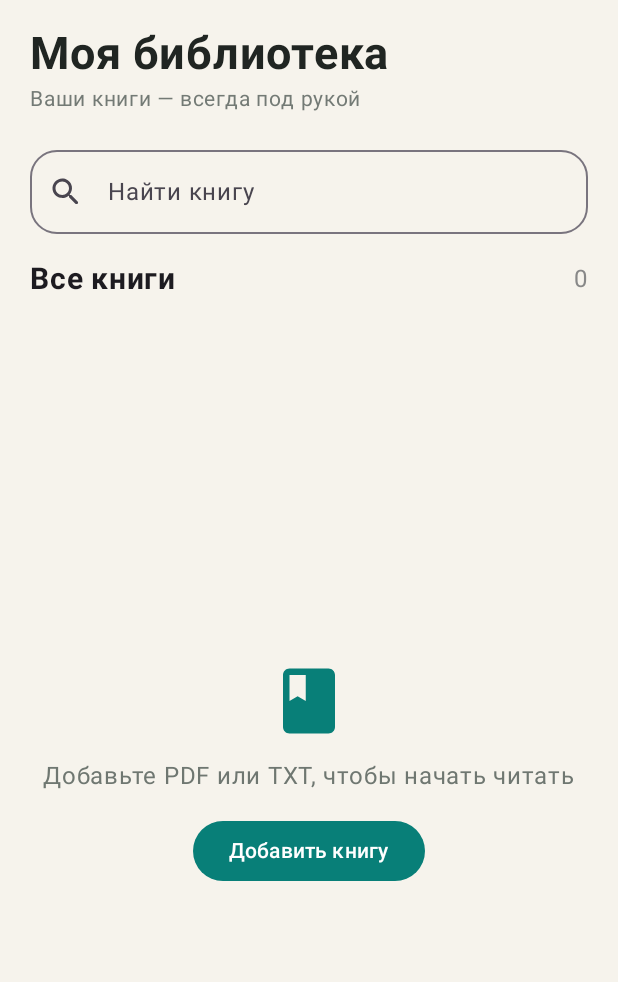
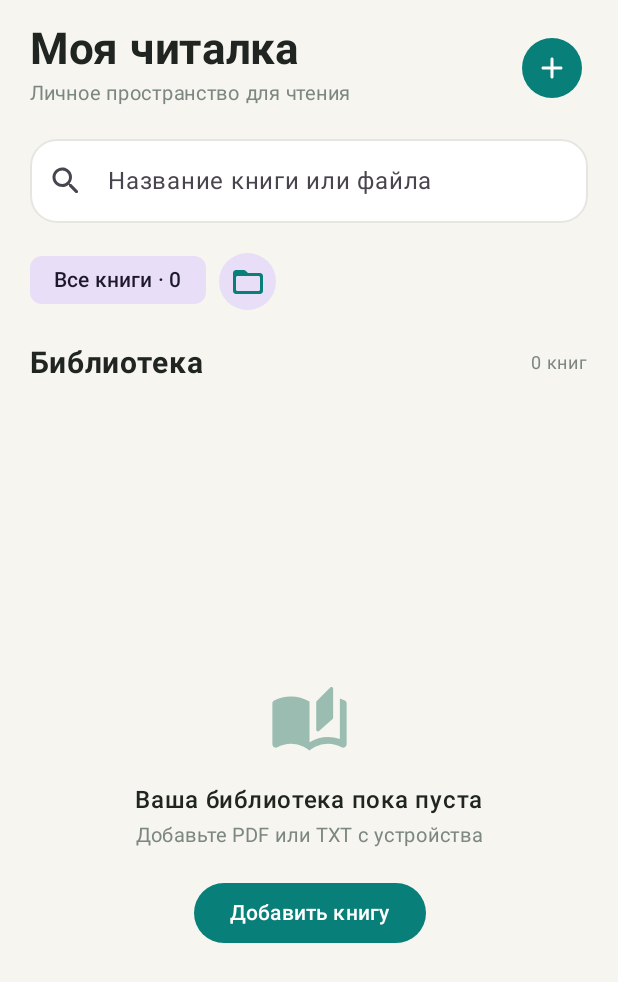
Before and after one commit to tihonoveckijan8-dev/BookApk, an Android app built with Jetpack Compose: the screen it shows after launch (MainActivity), on a phone screen of 412 x 824 dp. Shown: the top 982 px of the screen. Run offline under Robolectric (Android 15) with nearby library versions, the phone set to English and light mode, and no system bars.

Commit message:
Connect categorized dashboard to local library and reader

```diff
--- a/app/src/main/java/ru/bookapk/reader/MainActivity.kt
+++ b/app/src/main/java/ru/bookapk/reader/MainActivity.kt
@@ -60,12 +60,16 @@ private fun BookApkApp() {
     val store = remember { LibraryStore(context) }
     val scope = rememberCoroutineScope()
     var books by remember { mutableStateOf<List<Book>>(emptyList()) }
+    var categories by remember { mutableStateOf<List<BookCategory>>(emptyList()) }
     var activeBook by remember { mutableStateOf<Book?>(null) }
-    var query by remember { mutableStateOf("") }
     var busy by remember { mutableStateOf(false) }
     var error by remember { mutableStateOf<String?>(null) }
 
-    LaunchedEffect(Unit) { books = withContext(Dispatchers.IO) { store.load() } }
+    LaunchedEffect(Unit) {
+        val loaded = withContext(Dispatchers.IO) { store.load() }
+        books = loaded
+        categories = withContext(Dispatchers.IO) { store.loadCategories() }
+    }
 
     val picker = rememberLauncherForActivityResult(ActivityResultContracts.OpenDocument()) { uri: Uri? ->
         if (uri != null) {
@@ -105,92 +109,35 @@ private fun BookApkApp() {
     )) {
         Surface(Modifier.fillMaxSize(), color = Warm) {
             if (activeBook == null) {
-                Column(Modifier.fillMaxSize().statusBarsPadding().padding(horizontal = 20.dp)) {
-                    Spacer(Modifier.height(18.dp))
-                    Text("Моя библиотека", fontSize = 30.sp, fontWeight = FontWeight.Bold, color = Ink)
-                    Text("Ваши книги — всегда под рукой", color = Color(0xFF737A75), fontSize = 14.sp)
-                    Spacer(Modifier.height(22.dp))
-                    OutlinedTextField(
-                        value = query, onValueChange = { query = it },
-                        modifier = Modifier.fillMaxWidth(), singleLine = true,
-                        placeholder = { Text("Найти книгу") },
-                        leadingIcon = { Icon(Icons.Rounded.Search, contentDescription = "Поиск") },
-                        shape = RoundedCornerShape(18.dp)
-                    )
-                    Spacer(Modifier.height(18.dp))
-                    val last = books.filter { it.progress > 0 }.maxByOrNull { it.progress }
-                    if (last != null) {
-                        Text("Продолжить чтение", fontWeight = FontWeight.SemiBold, fontSize = 18.sp)
-                        Spacer(Modifier.height(10.dp))
-                        Card(
-                            modifier = Modifier.fillMaxWidth().clickable { activeBook = last },
-                            shape = RoundedCornerShape(22.dp),
-                            colors = CardDefaults.cardColors(containerColor = Color(0xFFE2F0EC))
-                        ) {
-                            Column(Modifier.padding(18.dp)) {
-                                Text(last.title, fontWeight = FontWeight.Bold, fontSize = 18.sp, maxLines = 1, overflow = TextOverflow.Ellipsis)
-                                Spacer(Modifier.height(12.dp))
-                                LinearProgressIndicator(
-                                    progress = { (last.progress / 100f).coerceIn(0f, 1f) },
-                                    modifier = Modifier.fillMaxWidth(), color = Teal
-                                )
-                                Spacer(Modifier.height(7.dp))
-                                Text("Продолжить · ${last.progress}%", color = Teal, fontWeight = FontWeight.Medium)
-                            }
+                LibraryDashboard(
+                    books = books,
+                    categories = categories,
+                    onImport = { picker.launch(arrayOf("application/pdf", "text/plain")) },
+                    onOpen = { activeBook = it },
+                    onCategoryCreate = { category ->
+                        categories = categories + category
+                        scope.launch(Dispatchers.IO) { store.saveCategories(categories) }
+                    },
+                    onCategoryDelete = { category ->
+                        categories = categories.filterNot { it.id == category.id }
+                        books = books.map { if (it.categoryId == category.id) it.copy(categoryId = "") else it }
+                        scope.launch(Dispatchers.IO) {
+                            store.saveCategories(categories)
+                            store.save(books)
                         }
-                        Spacer(Modifier.height(22.dp))
-                    }
-                    Row(verticalAlignment = Alignment.CenterVertically) {
-                        Text("Все книги", fontSize = 20.sp, fontWeight = FontWeight.Bold, modifier = Modifier.weight(1f))
-                        Text("${books.size}", color = Color.Gray)
-                    }
-                    Spacer(Modifier.height(10.dp))
-                    val filtered = books.filter { it.title.contains(query, ignoreCase = true) }
-                    if (filtered.isEmpty()) {
-                        Box(Modifier.weight(1f).fillMaxWidth(), contentAlignment = Alignment.Center) {
-                            Column(horizontalAlignment = Alignment.CenterHorizontally) {
-                                Icon(Icons.Rounded.Book, null, tint = Teal, modifier = Modifier.size(52.dp))
-                                Spacer(Modifier.height(12.dp))
-                                Text(if (books.isEmpty()) "Добавьте PDF или TXT, чтобы начать читать" else "Ничего не найдено", color = Color(0xFF6F7771))
-                                if (books.isEmpty()) {
-                                    Spacer(Modifier.height(14.dp))
-                                    Button(onClick = { picker.launch(arrayOf("application/pdf", "text/plain")) }) { Text("Добавить книгу") }
-                                }
-                            }
-                        }
-                    } else {
-                        LazyColumn(Modifier.weight(1f), verticalArrangement = Arrangement.spacedBy(10.dp), contentPadding = PaddingValues(bottom = 100.dp)) {
-                            items(filtered, key = { it.id }) { book ->
-                                Card(
-                                    modifier = Modifier.fillMaxWidth().clickable { activeBook = book },
-                                    shape = RoundedCornerShape(18.dp),
-                                    colors = CardDefaults.cardColors(containerColor = Color.White)
-                                ) {
-                                    Row(Modifier.padding(14.dp), verticalAlignment = Alignment.CenterVertically) {
-                                        Box(Modifier.size(54.dp, 70.dp).background(if (book.type == "pdf") Color(0xFFE3E9E7) else Color(0xFFD9EEE8), RoundedCornerShape(10.dp)), contentAlignment = Alignment.Center) {
-                                            Text(if (book.type == "pdf") "PDF" else "TXT", color = Teal, fontWeight = FontWeight.Bold)
-                                        }
-                                        Spacer(Modifier.width(14.dp))
-                                        Column(Modifier.weight(1f)) {
-                                            Text(book.title, fontWeight = FontWeight.SemiBold, maxLines = 2, overflow = TextOverflow.Ellipsis)
-                                            Text(if (book.type == "pdf") "Документ PDF" else "Текстовая книга", color = Color.Gray, fontSize = 13.sp)
-                                            if (book.progress > 0) Text("Прогресс: ${book.progress}%", color = Teal, fontSize = 12.sp)
-                                        }
-                                    }
-                                }
-                            }
+                    },
+                    onBookCategoryChange = { book, categoryId ->
+                        books = books.map { if (it.id == book.id) it.copy(categoryId = categoryId) else it }
+                        scope.launch(Dispatchers.IO) { store.save(books) }
+                    },
+                    onBookDelete = { book ->
+                        books = books.filterNot { it.id == book.id }
+                        scope.launch(Dispatchers.IO) {
+                            store.save(books)
+                            runCatching { File(book.path).delete() }
                         }
                     }
-                }
-                if (books.isNotEmpty()) {
-                    ExtendedFloatingActionButton(
-                        onClick = { picker.launch(arrayOf("application/pdf", "text/plain")) },
-                        modifier = Modifier.padding(20.dp).navigationBarsPadding(),
-                        icon = { Icon(Icons.Rounded.Add, contentDescription = "Добавить") },
-                        text = { Text("Добавить книгу") },
-                        containerColor = Teal, contentColor = Color.White
-                    )
-                }
+                )
             } else {
                 ReaderScreen(
                     book = activeBook!!,
```
